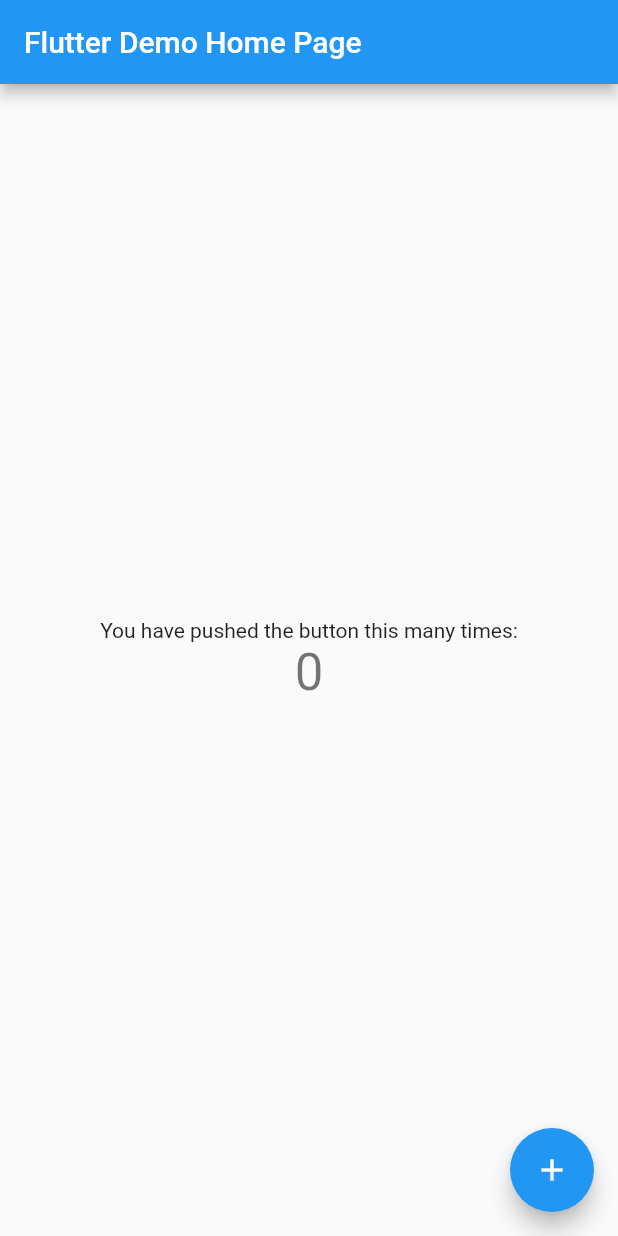
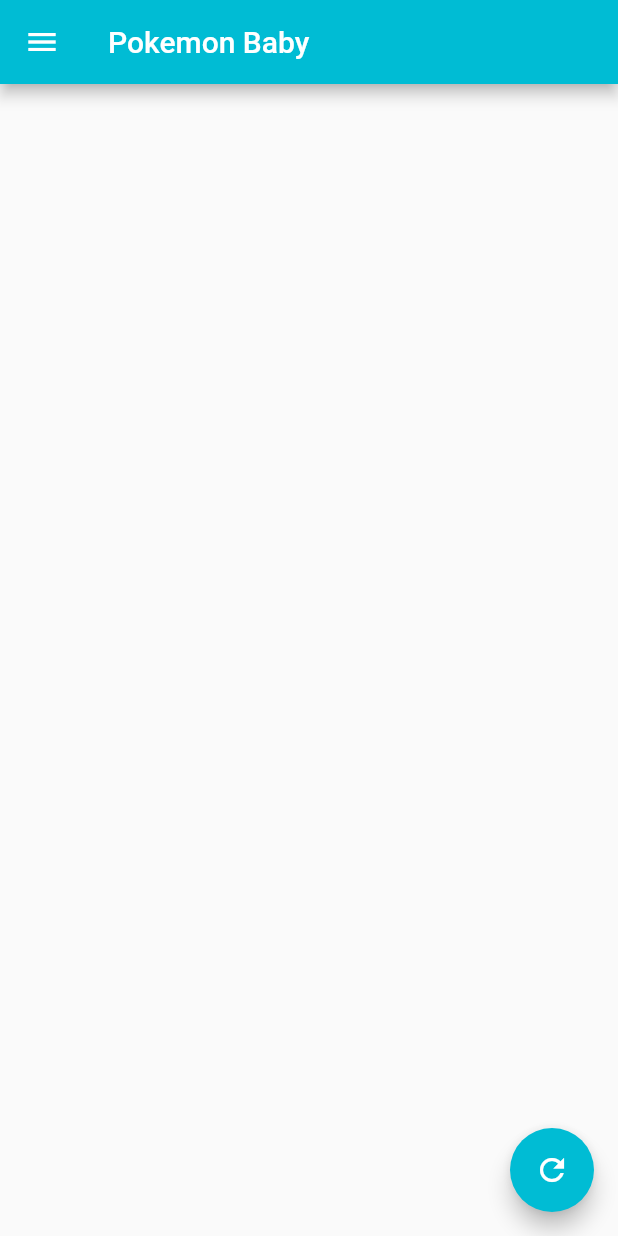
Before and after one commit to monisjavakotlin/flutter_pokemon, a Flutter app: the screen it shows after launch, on a phone screen of 412 x 824 dp. Run offline on Flutter 3.47's test engine with Material 2 defaults, Android fonts, the phone set to English and light mode, and no system bars.

Commit message:
data model

```diff
--- a/lib/main.dart
+++ b/lib/main.dart
@@ -3,109 +3,34 @@ import 'package:flutter/material.dart';
 void main() => runApp(MyApp());
 
 class MyApp extends StatelessWidget {
-  // This widget is the root of your application.
   @override
   Widget build(BuildContext context) {
     return MaterialApp(
-      title: 'Flutter Demo',
-      theme: ThemeData(
-        // This is the theme of your application.
-        //
-        // Try running your application with "flutter run". You'll see the
-        // application has a blue toolbar. Then, without quitting the app, try
-        // changing the primarySwatch below to Colors.green and then invoke
-        // "hot reload" (press "r" in the console where you ran "flutter run",
-        // or simply save your changes to "hot reload" in a Flutter IDE).
-        // Notice that the counter didn't reset back to zero; the application
-        // is not restarted.
-        primarySwatch: Colors.blue,
-      ),
-      home: MyHomePage(title: 'Flutter Demo Home Page'),
+      title: 'Pokemon',
+      home: HomePage(),
     );
   }
 }
 
-class MyHomePage extends StatefulWidget {
-  MyHomePage({Key key, this.title}) : super(key: key);
-
-  // This widget is the home page of your application. It is stateful, meaning
-  // that it has a State object (defined below) that contains fields that affect
-  // how it looks.
-
-  // This class is the configuration for the state. It holds the values (in this
-  // case the title) provided by the parent (in this case the App widget) and
-  // used by the build method of the State. Fields in a Widget subclass are
-  // always marked "final".
-
-  final String title;
-
+class HomePage extends StatefulWidget {
   @override
-  _MyHomePageState createState() => _MyHomePageState();
+  _HomePageState createState() => _HomePageState();
 }
 
-class _MyHomePageState extends State<MyHomePage> {
-  int _counter = 0;
-
-  void _incrementCounter() {
-    setState(() {
-      // This call to setState tells the Flutter framework that something has
-      // changed in this State, which causes it to rerun the build method below
-      // so that the display can reflect the updated values. If we changed
-      // _counter without calling setState(), then the build method would not be
-      // called again, and so nothing would appear to happen.
-      _counter++;
-    });
-  }
-
+class _HomePageState extends State<HomePage> {
   @override
   Widget build(BuildContext context) {
-    // This method is rerun every time setState is called, for instance as done
-    // by the _incrementCounter method above.
-    //
-    // The Flutter framework has been optimized to make rerunning build methods
-    // fast, so that you can just rebuild anything that needs updating rather
-    // than having to individually change instances of widgets.
     return Scaffold(
       appBar: AppBar(
-        // Here we take the value from the MyHomePage object that was created by
-        // the App.build method, and use it to set our appbar title.
-        title: Text(widget.title),
+        title: Text('Pokemon Baby'),
+        backgroundColor: Colors.cyan,
       ),
-      body: Center(
-        // Center is a layout widget. It takes a single child and positions it
-        // in the middle of the parent.
-        child: Column(
-          // Column is also a layout widget. It takes a list of children and
-          // arranges them vertically. By default, it sizes itself to fit its
-          // children horizontally, and tries to be as tall as its parent.
-          //
-          // Invoke "debug painting" (press "p" in the console, choose the
-          // "Toggle Debug Paint" action from the Flutter Inspector in Android
-          // Studio, or the "Toggle Debug Paint" command in Visual Studio Code)
-          // to see the wireframe for each widget.
-          //
-          // Column has various properties to control how it sizes itself and
-          // how it positions its children. Here we use mainAxisAlignment to
-          // center the children vertically; the main axis here is the vertical
-          // axis because Columns are vertical (the cross axis would be
-          // horizontal).
-          mainAxisAlignment: MainAxisAlignment.center,
-          children: <Widget>[
-            Text(
-              'You have pushed the button this many times:',
-            ),
-            Text(
-              '$_counter',
-              style: Theme.of(context).textTheme.display1,
-            ),
-          ],
-        ),
+      drawer: Drawer(),
+      floatingActionButton: FloatingActionButton(
+        onPressed: () {},
+        backgroundColor: Colors.cyan,
+        child: Icon(Icons.refresh),
       ),
-      floatingActionButton: FloatingActionButton(
-        onPressed: _incrementCounter,
-        tooltip: 'Increment',
-        child: Icon(Icons.add),
-      ), // This trailing comma makes auto-formatting nicer for build methods.
     );
   }
 }
--- /dev/null
+++ b/lib/pokemon.dart
@@ -0,0 +1,104 @@
+class Pokemon {
+  int id;
+  String num;
+  String name;
+  String img;
+  List<String> type;
+  String height;
+  String weight;
+  String candy;
+  int candyCount;
+  String egg;
+  String spawnChance;
+  String avgSpawns;
+  String spawnTime;
+  List<double> multipliers;
+  List<String> weaknesses;
+  List<NextEvolution> nextEvolution;
+
+  Pokemon(
+      this.id,
+      this.num,
+      this.name,
+      this.img,
+      this.type,
+      this.height,
+      this.weight,
+      this.candy,
+      this.candyCount,
+      this.egg,
+      this.spawnChance,
+      this.avgSpawns,
+      this.spawnTime,
+      this.multipliers,
+      this.weaknesses,
+      this.nextEvolution);
+
+  Pokemon.fromJson(Map<String, dynamic> json) {
+    id = json['id'];
+    num = json['num'];
+    name = json['name'];
+    img = json['img'];
+    type = json['type'].cast<String>();
+    height = json['height'];
+    weight = json['weight'];
+    candy = json['candy'];
+    candyCount = json['candy_count'];
+    egg = json['egg'];
+    spawnChance = json['spawn_chance'].toString();
+    avgSpawns = json['avg_spawns'].toString();
+    spawnTime = json['spawn_time'];
+    multipliers = json['multipliers']?.cast<double>();
+    weaknesses = json['weaknesses'].cast<String>();
+    if (json['next_evolution'] != null) {
+      nextEvolution = new List<NextEvolution>();
+      json['next_evolution'].forEach((v) {
+        nextEvolution.add(new NextEvolution.fromJson(v));
+      });
+    }
+  }
+
+  Map<String, dynamic> toJson() {
+    final Map<String, dynamic> data = new Map<String, dynamic>();
+    data['id'] = this.id;
+    data['num'] = this.num;
+    data['name'] = this.name;
+    data['img'] = this.img;
+    data['type'] = this.type;
+    data['height'] = this.height;
+    data['weight'] = this.weight;
+    data['candy'] = this.candy;
+    data['candy_count'] = this.candyCount;
+    data['egg'] = this.egg;
+    data['spawn_chance'] = this.spawnChance;
+    data['avg_spawns'] = this.avgSpawns;
+    data['spawn_time'] = this.spawnTime;
+    data['multipliers'] = this.multipliers;
+    data['weaknesses'] = this.weaknesses;
+    if (this.nextEvolution != null) {
+      data['next_evolution'] =
+          this.nextEvolution.map((v) => v.toJson()).toList();
+    }
+    return data;
+  }
+}
+
+
+class NextEvolution {
+  String num;
+  String name;
+
+  NextEvolution({this.num, this.name});
+
+  NextEvolution.fromJson(Map<String, dynamic> json) {
+    num = json['num'];
+    name = json['name'];
+  }
+
+  Map<String, dynamic> toJson() {
+    final Map<String, dynamic> data = new Map<String, dynamic>();
+    data['num'] = this.num;
+    data['name'] = this.name;
+    return data;
+  }
+}
```
